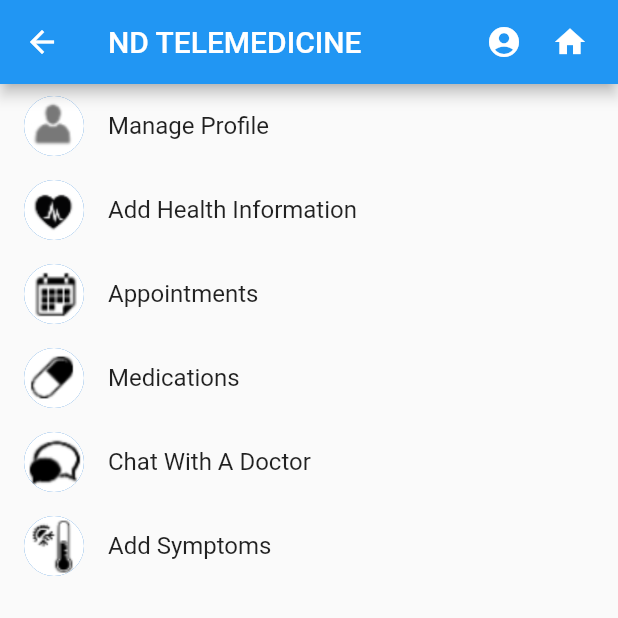
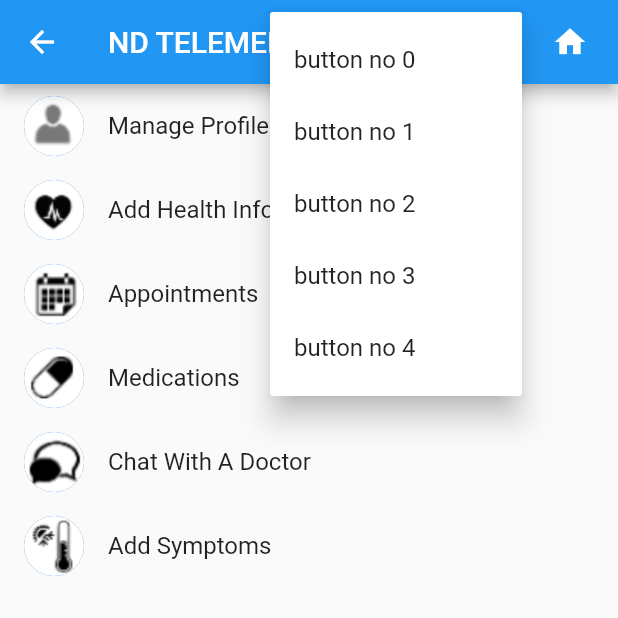
Before and after one commit to s3781137/telemedicine-app, a Flutter app: the PatientContent screen opened directly, after a tap on the "account circle" icon, on a phone screen of 412 x 824 dp, the top half of it. Run offline on Flutter 3.47's test engine with Material 2 defaults, Android fonts, the phone set to English and light mode, and no system bars; network calls fail.

Commit message:
Added pop-up menu for patient top right button

```diff
--- a/app/flutter/flutter_application/lib/patient/patient.dart
+++ b/app/flutter/flutter_application/lib/patient/patient.dart
@@ -22,9 +22,16 @@ class PatientContent extends StatelessWidget {
         actions: <Widget>[
           Padding(
               padding: EdgeInsets.only(right: 20.0),
-              child: GestureDetector(
-                onTap: () {},
+              child: PopupMenuButton(
                 child: Icon(Icons.account_circle),
+                itemBuilder: (context) {
+                  return List.generate(5, (index) {
+                    return PopupMenuItem(
+                      value: index,
+                      child: Text('button no $index'),
+                    );
+                  });
+                },
               )),
           Padding(
               padding: EdgeInsets.only(right: 20.0),
```
